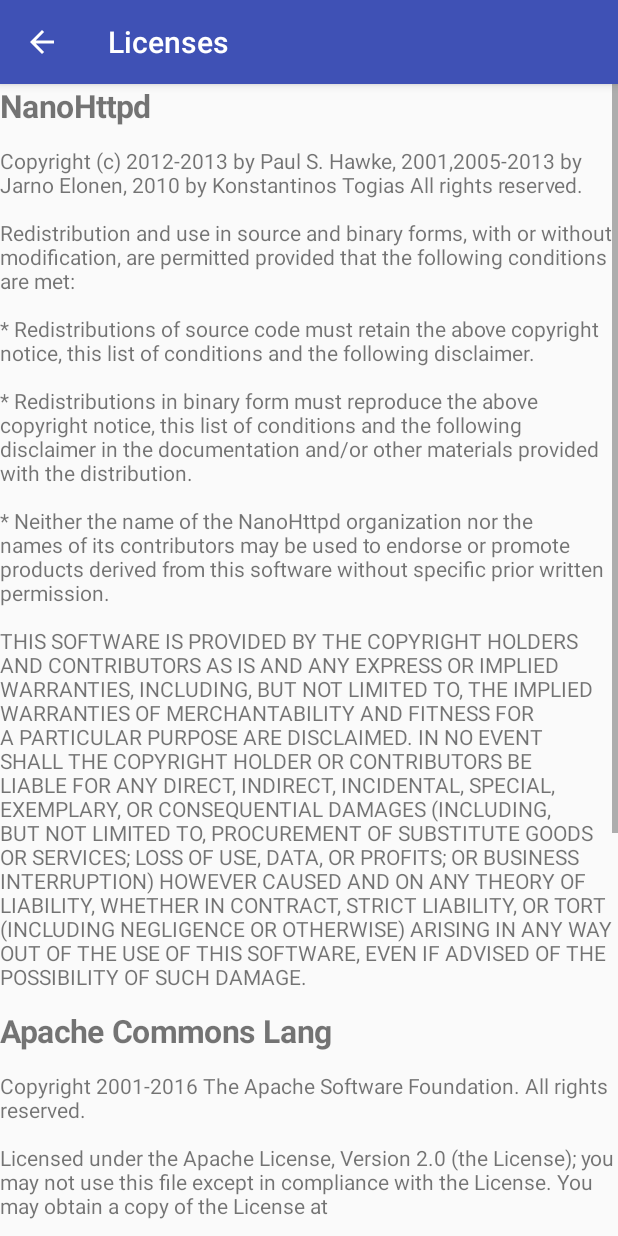
After one commit to meluskyc/code-briefcase, an Android app: the LicensesActivity screen opened directly, with no data from a screen before it, on a phone screen of 412 x 824 dp. The commit adds this screen. Run offline under Robolectric (Android 15) with nearby library versions, the phone set to English and light mode, and no system bars.

Commit message:
Add a licenses activity

```diff
--- /dev/null
+++ b/android/app/src/main/java/org/meluskyc/codebriefcase/activity/LicensesActivity.java
@@ -0,0 +1,24 @@
+package org.meluskyc.codebriefcase.activity;
+
+import android.os.Bundle;
+import android.support.v7.widget.Toolbar;
+import android.text.Html;
+import android.widget.TextView;
+
+import org.meluskyc.codebriefcase.R;
+
+public class LicensesActivity extends BaseActivity {
+
+    @Override
+    protected void onCreate(Bundle savedInstanceState) {
+        super.onCreate(savedInstanceState);
+        setContentView(R.layout.activity_licenses);
+
+        Toolbar toolbar = (Toolbar) findViewById(R.id.main_toolbar);
+        setSupportActionBar(toolbar);
+        getSupportActionBar().setDisplayHomeAsUpEnabled(true);
+
+        TextView main = (TextView) findViewById(R.id.licenses_text_main);
+        main.setText(Html.fromHtml(getString(R.string.third_party_licenses)));
+    }
+}
--- /dev/null
+++ b/android/app/src/main/res/layout/activity_licenses.xml
@@ -0,0 +1,36 @@
+<?xml version="1.0" encoding="utf-8"?>
+<android.support.design.widget.CoordinatorLayout xmlns:android="http://schemas.android.com/apk/res/android"
+    xmlns:tools="http://schemas.android.com/tools"
+    android:layout_width="match_parent"
+    android:layout_height="match_parent"
+    xmlns:app="http://schemas.android.com/apk/res-auto"
+    android:fitsSystemWindows="true"
+    tools:context="org.meluskyc.codebriefcase.activity.LicensesActivity">
+
+    <android.support.design.widget.AppBarLayout
+        android:layout_width="match_parent"
+        android:layout_height="wrap_content"
+        android:theme="@style/AppTheme.AppBarOverlay">
+
+        <android.support.v7.widget.Toolbar
+            android:id="@+id/main_toolbar"
+            android:layout_width="match_parent"
+            android:layout_height="?attr/actionBarSize"
+            android:background="?attr/colorPrimary"
+            app:popupTheme="@style/AppTheme.PopupOverlay" />
+
+    </android.support.design.widget.AppBarLayout>
+
+    <ScrollView
+        app:layout_behavior="@string/appbar_scrolling_view_behavior"
+        android:layout_width="match_parent"
+        android:layout_height="wrap_content">
+
+        <TextView
+            android:id="@+id/licenses_text_main"
+            android:layout_width="match_parent"
+            android:layout_height="match_parent" />
+
+    </ScrollView>
+
+</android.support.design.widget.CoordinatorLayout>
--- a/android/app/src/main/res/values/strings.xml
+++ b/android/app/src/main/res/values/strings.xml
@@ -56,5 +56,52 @@
     <string name="title_activity_about">About</string>
     <string name="code_briefcase"><![CDATA[<b>Code Briefcase</b><br>Version %s]]></string>
     <string name="view_the_source">View the source code</string>
+    <string name="third_party_licenses">
+        <![CDATA[
+        <h1>NanoHttpd</h1>
+        <p>Copyright (c) 2012-2013 by Paul S. Hawke, 2001,2005-2013 by Jarno Elonen, 2010 by Konstantinos Togias
+All rights reserved.</p>
+
+<p>Redistribution and use in source and binary forms, with or without modification, are permitted provided that the following conditions are met:</p>
+
+<p>* Redistributions of source code must retain the above copyright notice, this list of conditions and the following disclaimer.</p>
+
+<p>* Redistributions in binary form must reproduce the above copyright notice, this list of conditions and the following disclaimer in the documentation and/or other materials provided with the distribution.</p>
+
+<p>* Neither the name of the NanoHttpd organization nor the names of its contributors may be used to endorse or promote products derived from this software without specific prior written permission.</p>
+<p>THIS SOFTWARE IS PROVIDED BY THE COPYRIGHT HOLDERS AND CONTRIBUTORS "AS IS" AND ANY EXPRESS OR IMPLIED WARRANTIES, INCLUDING, BUT NOT LIMITED TO, THE IMPLIED WARRANTIES OF MERCHANTABILITY AND FITNESS FOR A PARTICULAR PURPOSE ARE DISCLAIMED. IN NO EVENT SHALL THE COPYRIGHT HOLDER OR CONTRIBUTORS BE LIABLE FOR ANY DIRECT, INDIRECT, INCIDENTAL, SPECIAL, EXEMPLARY, OR CONSEQUENTIAL DAMAGES (INCLUDING, BUT NOT LIMITED TO, PROCUREMENT OF SUBSTITUTE GOODS OR SERVICES; LOSS OF USE, DATA, OR PROFITS; OR BUSINESS INTERRUPTION) HOWEVER CAUSED AND ON ANY THEORY OF LIABILITY, WHETHER IN CONTRACT, STRICT LIABILITY, OR TORT (INCLUDING NEGLIGENCE OR OTHERWISE) ARISING IN ANY WAY OUT OF THE USE OF THIS SOFTWARE, EVEN IF ADVISED OF THE POSSIBILITY OF SUCH DAMAGE.</p>
+
+        <h1>Apache Commons Lang</h1>
+        <p>Copyright 2001-2016 The Apache Software Foundation. All rights reserved.</p>
+<p>Licensed under the Apache License, Version 2.0 (the "License");
+you may not use this file except in compliance with the License.
+You may obtain a copy of the License at</p>
+
+    <p>http://www.apache.org/licenses/LICENSE-2.0</p>
+
+<p>Unless required by applicable law or agreed to in writing, software
+distributed under the License is distributed on an "AS IS" BASIS,
+WITHOUT WARRANTIES OR CONDITIONS OF ANY KIND, either express or implied.
+See the License for the specific language governing permissions and
+limitations under the License.</p>
+
+        <h1>SelectionBuilder.java</h1>
+
+        <p>Copyright 2014 Google Inc. All rights reserved.</p>
+<p>Licensed under the Apache License, Version 2.0 (the "License");
+you may not use this file except in compliance with the License.
+You may obtain a copy of the License at</p>
+
+    <p>http://www.apache.org/licenses/LICENSE-2.0</p>
+
+<p>Unless required by applicable law or agreed to in writing, software
+distributed under the License is distributed on an "AS IS" BASIS,
+WITHOUT WARRANTIES OR CONDITIONS OF ANY KIND, either express or implied.
+See the License for the specific language governing permissions and
+limitations under the License.</p>
+        ]]>
+    </string>
+    <string name="licenses">View licenses</string>
+    <string name="title_activity_licenses">Licenses</string>
 
 </resources>
```
Also changed, not shown: android/app/src/main/AndroidManifest.xml (+10 -1 lines), android/app/src/main/java/org/meluskyc/codebriefcase/activity/AboutActivity.java (+13 -3 lines), android/app/src/main/res/layout/activity_about.xml (+14 -2 lines).
